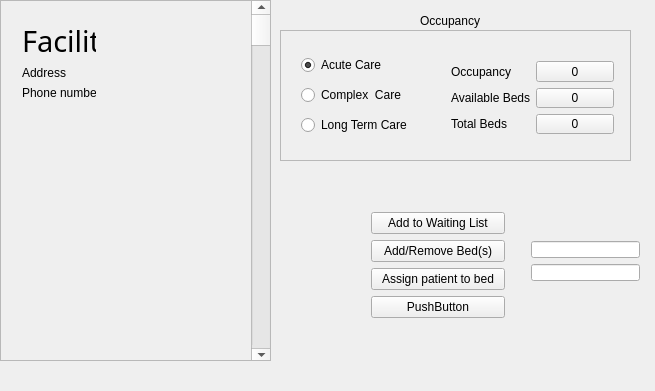
This is Facility/FacilityFolder/FacilityWindow/facilitywindow.ui in Jb00/ProtoUi as Qt 5 draws it before an edit. The edited form follows.
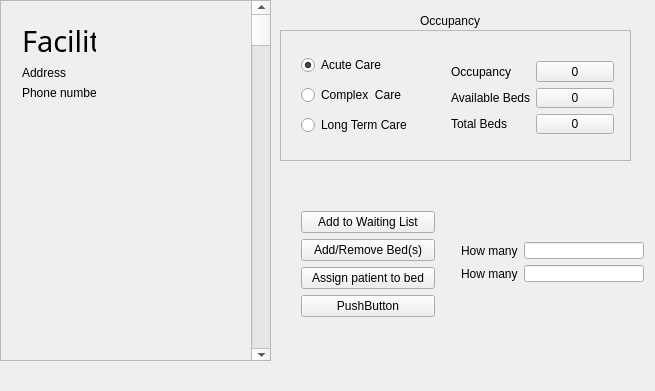
This is the edited form.

```diff
--- a/Facility/FacilityFolder/FacilityWindow/facilitywindow.ui
+++ b/Facility/FacilityFolder/FacilityWindow/facilitywindow.ui
@@ -222,8 +222,8 @@
    <widget class="QWidget" name="layoutWidget">
     <property name="geometry">
      <rect>
-      <x>360</x>
-      <y>201</y>
+      <x>290</x>
+      <y>200</y>
       <width>156</width>
       <height>128</height>
      </rect>
@@ -259,20 +259,34 @@
      </item>
     </layout>
    </widget>
-   <widget class="QWidget" name="layoutWidget">
+   <widget class="QWidget" name="">
     <property name="geometry">
      <rect>
-      <x>520</x>
-      <y>230</y>
-      <width>131</width>
+      <x>450</x>
+      <y>231</y>
+      <width>205</width>
       <height>62</height>
      </rect>
     </property>
-    <layout class="QVBoxLayout" name="verticalLayout_2">
-     <item>
+    <layout class="QFormLayout" name="formLayout">
+     <item row="0" column="0">
+      <widget class="QLabel" name="label_5">
+       <property name="text">
+        <string>How many</string>
+       </property>
+      </widget>
+     </item>
+     <item row="0" column="1">
       <widget class="QLineEdit" name="textAdd"/>
      </item>
-     <item>
+     <item row="1" column="0">
+      <widget class="QLabel" name="label_6">
+       <property name="text">
+        <string>How many</string>
+       </property>
+      </widget>
+     </item>
+     <item row="1" column="1">
       <widget class="QLineEdit" name="textAssign"/>
      </item>
     </layout>
```
